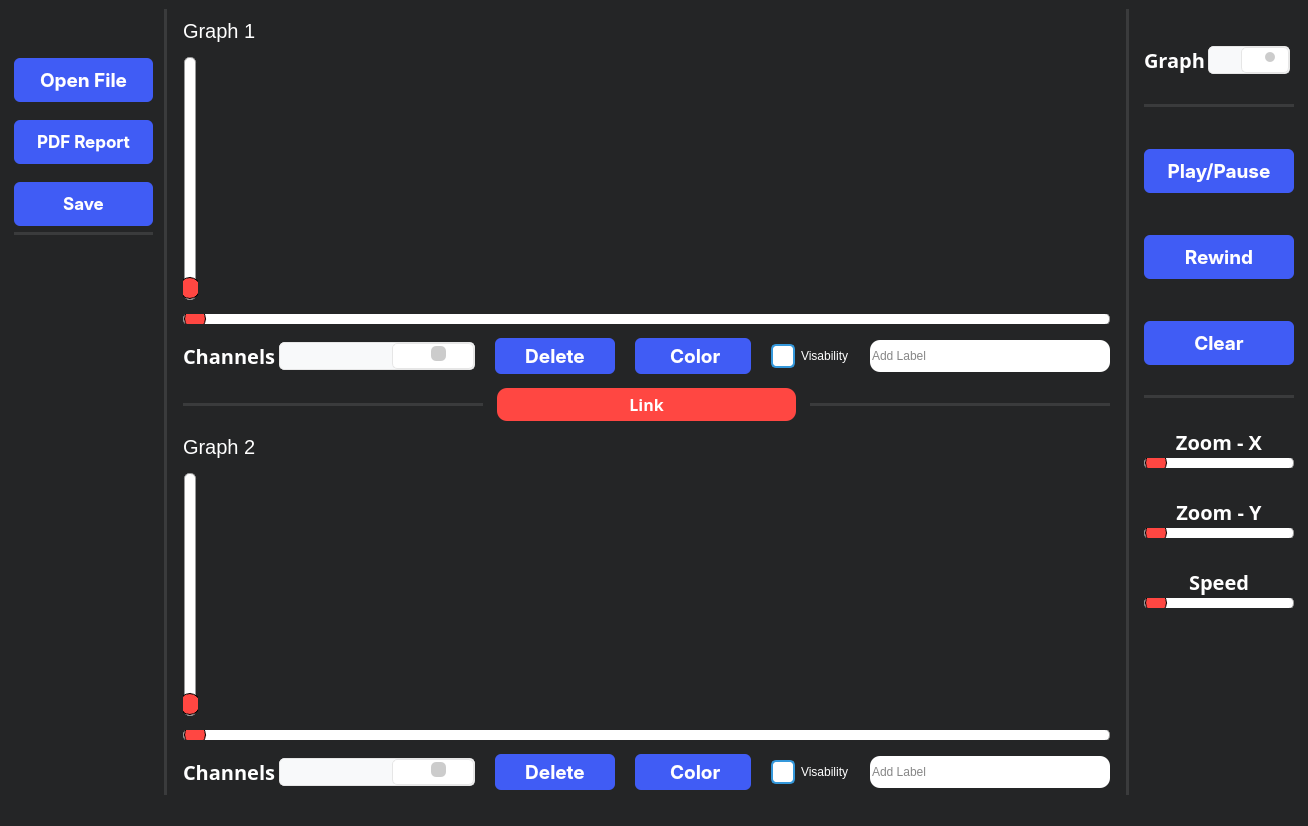
Old version of the form mainwindow.ui in the repository mohamedmosilhy/real-time-monitoring.
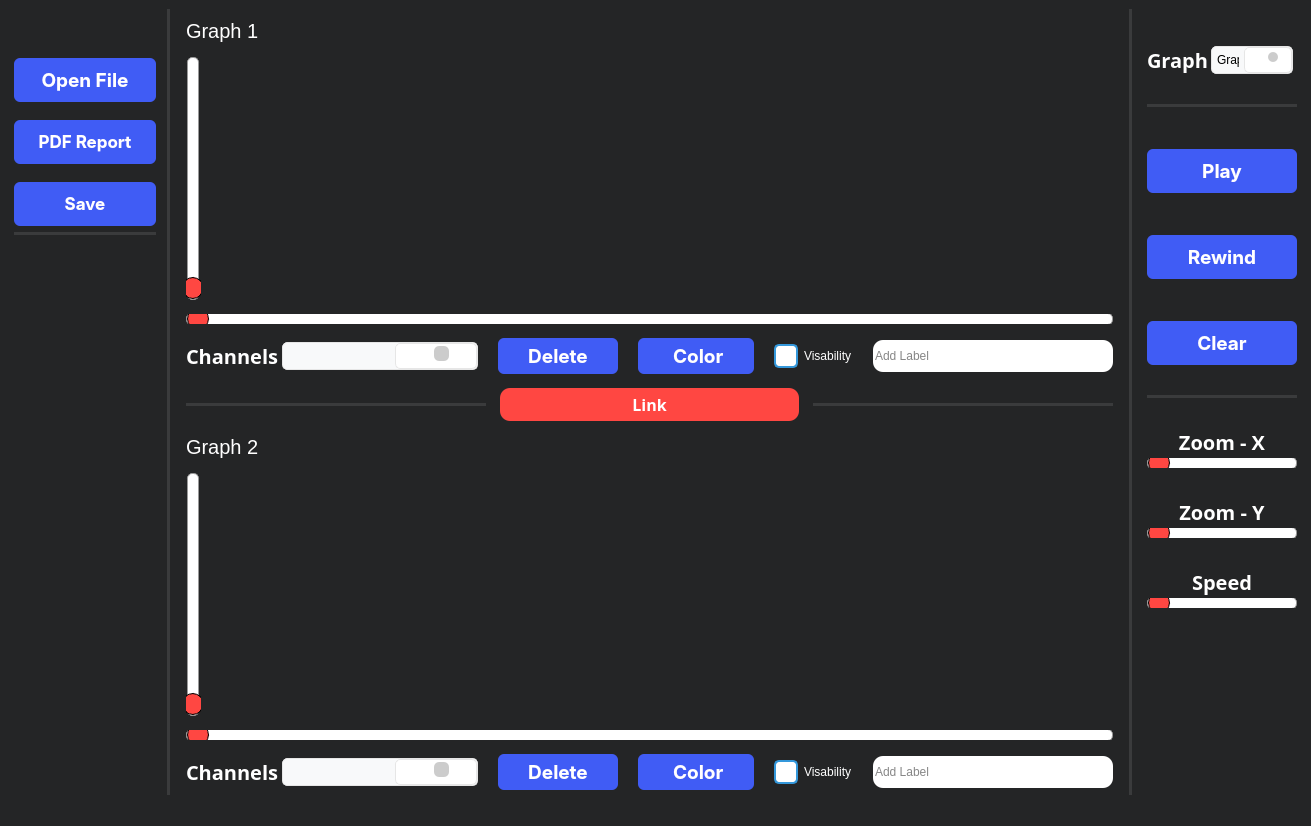
New version of the form. Icons and pictures are not drawn. Custom widgets are drawn as their Qt base class.

Diff of the .ui file:
```diff
--- a/mainwindow.ui
+++ b/mainwindow.ui
@@ -6,7 +6,7 @@
    <rect>
     <x>0</x>
     <y>0</y>
-    <width>1308</width>
+    <width>1311</width>
     <height>826</height>
    </rect>
   </property>
@@ -1400,6 +1400,16 @@
 
 </string>
            </property>
+           <item>
+            <property name="text">
+             <string>Graph1</string>
+            </property>
+           </item>
+           <item>
+            <property name="text">
+             <string>Graph2</string>
+            </property>
+           </item>
           </widget>
          </item>
          <item>
@@ -1487,7 +1497,7 @@
 </string>
          </property>
          <property name="text">
-          <string>Play/Pause</string>
+          <string>Play</string>
          </property>
          <property name="icon">
           <iconset resource="resourrces.qrc">
```
Left out of the diff: 82 changed lines with no effect on the pictures.
